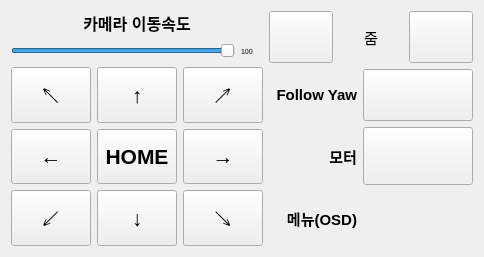
yangyang1598/20250910_skyeye, file ui/camera_control_widget.ui: the form before one commit.
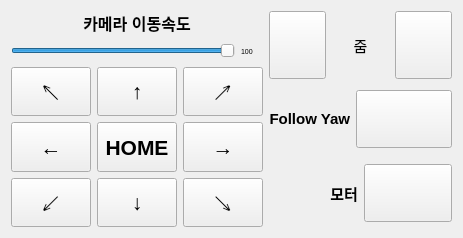
The form after the commit. Icons and pictures are not drawn.

Commit message: 카메라 제어 toggle 기능 구현

Diff of the .ui file:
```diff
--- a/ui/camera_control_widget.ui
+++ b/ui/camera_control_widget.ui
@@ -6,8 +6,8 @@
    <rect>
     <x>0</x>
     <y>0</y>
-    <width>484</width>
-    <height>257</height>
+    <width>463</width>
+    <height>238</height>
    </rect>
   </property>
   <property name="sizePolicy">
@@ -461,7 +461,7 @@
            </property>
            <property name="maximumSize">
             <size>
-             <width>110</width>
+             <width>88</width>
              <height>58</height>
             </size>
            </property>
@@ -489,78 +489,6 @@
          </item>
         </layout>
        </item>
-       <item>
-        <layout class="QHBoxLayout" name="horizontalLayout_5" stretch="0,0">
-         <item>
-          <widget class="QLabel" name="label_active_osd">
-           <property name="sizePolicy">
-            <sizepolicy hsizetype="Expanding" vsizetype="Expanding">
-             <horstretch>0</horstretch>
-             <verstretch>0</verstretch>
-            </sizepolicy>
-           </property>
-           <property name="font">
-            <font>
-             <pointsize>11</pointsize>
-             <bold>true</bold>
-            </font>
-           </property>
-           <property name="text">
-            <string>메뉴(OSD)</string>
-           </property>
-           <property name="alignment">
-            <set>Qt::AlignmentFlag::AlignRight|Qt::AlignmentFlag::AlignTrailing|Qt::AlignmentFlag::AlignVCenter</set>
-           </property>
-          </widget>
-         </item>
-         <item>
-          <widget class="QPushButton" name="toggle_active_osd">
-           <property name="sizePolicy">
-            <sizepolicy hsizetype="Fixed" vsizetype="Fixed">
-             <horstretch>0</horstretch>
-             <verstretch>0</verstretch>
-            </sizepolicy>
-           </property>
-           <property name="maximumSize">
-            <size>
-             <width>110</width>
-             <height>58</height>
-            </size>
-           </property>
-           <property name="font">
-            <font>
-             <pointsize>36</pointsize>
-            </font>
-           </property>
-           <property name="autoFillBackground">
-            <bool>false</bool>
-           </property>
-           <property name="styleSheet">
-            <string notr="true">QPushButton:checked {
-    border: none;
-    image: url(&quot;D:/Downloads/switch-on.png&quot;);
-}
-QPushButton:!checked {
-    border: none;
-    image: url(&quot;D:/Downloads/switch-off.png&quot;);
-}</string>
-           </property>
-           <property name="text">
-            <string/>
-           </property>
-           <property name="iconSize">
-            <size>
-             <width>50</width>
-             <height>50</height>
-            </size>
-           </property>
-           <property name="checkable">
-            <bool>true</bool>
-           </property>
-          </widget>
-         </item>
-        </layout>
-       </item>
       </layout>
      </item>
     </layout>
```
The commit also changes 8 other files.
